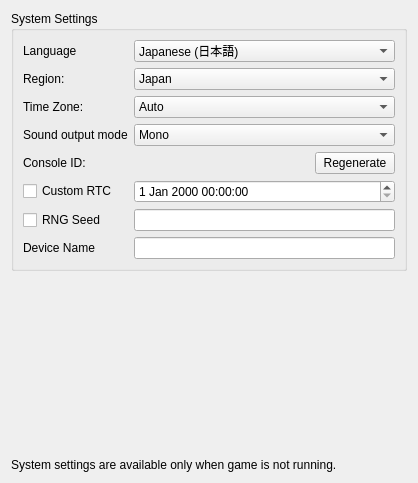
Before: the Qt Designer form src/yuzu/configuration/configure_system.ui in rorrim-rorrim/eden-alt, drawn with Qt 5.
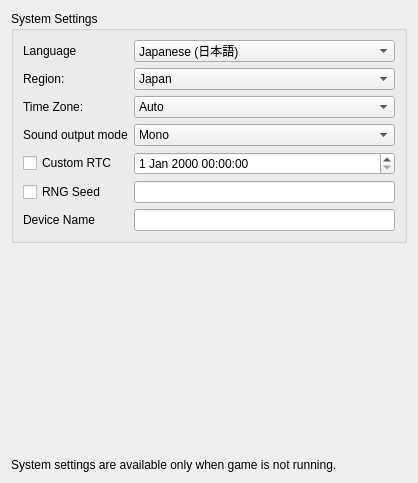
After: the same form once the commit is applied.

Commit message: yuzu: Remove console id setting

The edit to the form file:
```diff
--- a/src/yuzu/configuration/configure_system.ui
+++ b/src/yuzu/configuration/configure_system.ui
@@ -411,7 +411,7 @@
             </item>
            </widget>
           </item>
-          <item row="5" column="0">
+          <item row="4" column="0">
            <widget class="QCheckBox" name="custom_rtc_checkbox">
             <property name="text">
              <string>Custom RTC</string>
@@ -425,14 +425,14 @@
             </property>
            </widget>
           </item>
-          <item row="6" column="0">
+          <item row="5" column="0">
            <widget class="QCheckBox" name="rng_seed_checkbox">
             <property name="text">
              <string>RNG Seed</string>
             </property>
            </widget>
           </item>
-          <item row="7" column="0">
+          <item row="6" column="0">
            <widget class="QLabel" name="device_name_label">
             <property name="text">
              <string>Device Name</string>
@@ -458,13 +458,6 @@
             </item>
            </widget>
           </item>
-          <item row="4" column="0">
-           <widget class="QLabel" name="label_console_id">
-            <property name="text">
-             <string>Console ID:</string>
-            </property>
-           </widget>
-          </item>
           <item row="3" column="0">
            <widget class="QLabel" name="label_sound">
             <property name="text">
@@ -472,7 +465,7 @@
             </property>
            </widget>
           </item>
-          <item row="5" column="1">
+          <item row="4" column="1">
            <widget class="QDateTimeEdit" name="custom_rtc_edit">
             <property name="minimumDate">
              <date>
@@ -483,14 +476,14 @@
             </property>
            </widget>
           </item>
-          <item row="7" column="1">
+          <item row="6" column="1">
            <widget class="QLineEdit" name="device_name_edit">
             <property name="maxLength">
              <number>128</number>
             </property>
            </widget>
           </item>
-          <item row="6" column="1">
+          <item row="5" column="1">
            <widget class="QLineEdit" name="rng_seed_edit">
             <property name="sizePolicy">
              <sizepolicy hsizetype="Minimum" vsizetype="Fixed">
@@ -511,22 +504,6 @@
             </property>
            </widget>
           </item>
-          <item row="4" column="1">
-           <widget class="QPushButton" name="button_regenerate_console_id">
-            <property name="sizePolicy">
-             <sizepolicy hsizetype="Fixed" vsizetype="Fixed">
-              <horstretch>0</horstretch>
-              <verstretch>0</verstretch>
-             </sizepolicy>
-            </property>
-            <property name="layoutDirection">
-             <enum>Qt::RightToLeft</enum>
-            </property>
-            <property name="text">
-             <string>Regenerate</string>
-            </property>
-           </widget>
-          </item>
          </layout>
         </item>
        </layout>
```
The commit also changes 2 other files.
